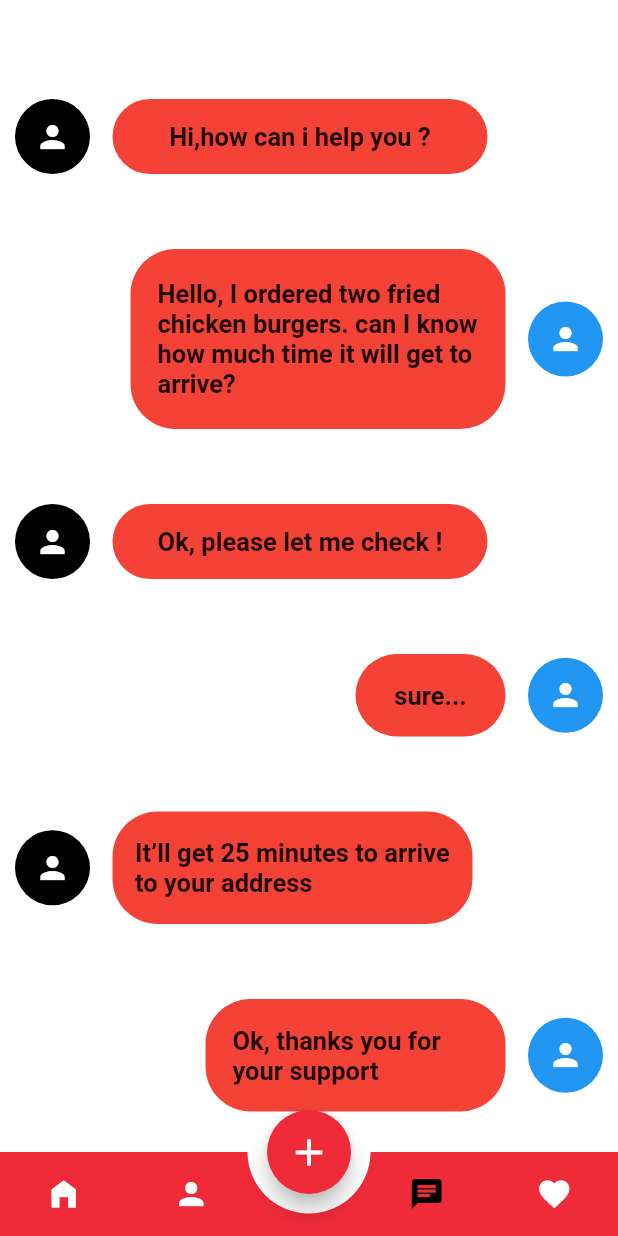
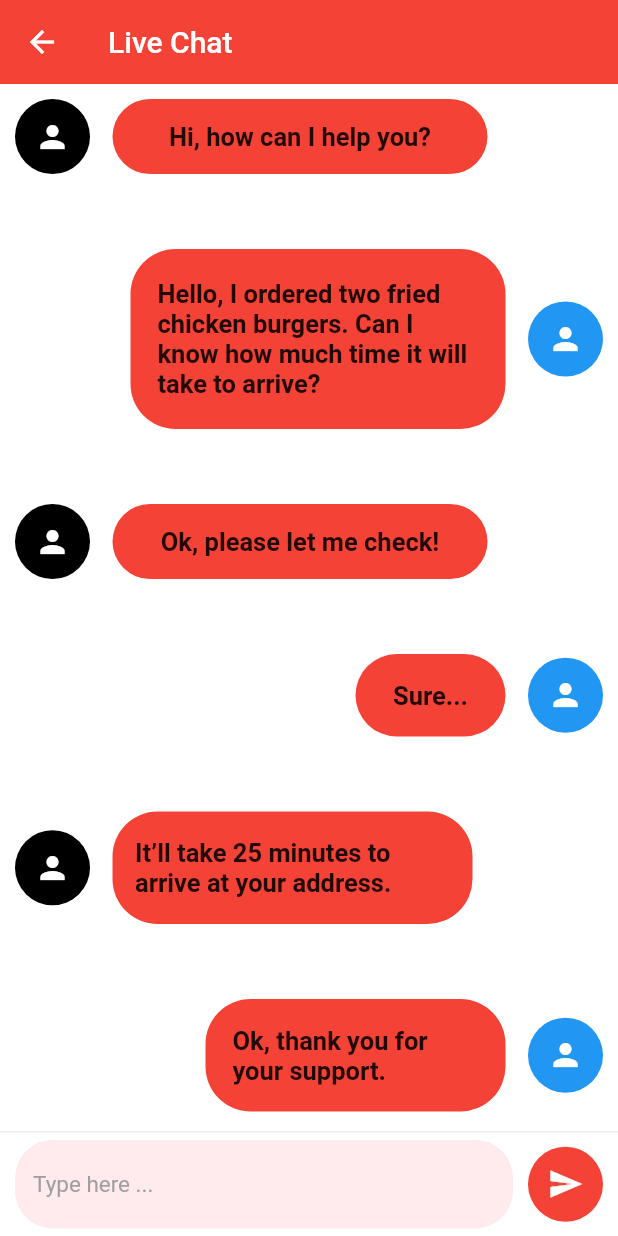
Before and after one commit to MohamedELBatal/Burger-App-UI, a Flutter app: the screen it shows after launch, item 3 of the bottom bar chosen, on a phone screen of 412 x 824 dp. Run offline on Flutter 3.47's test engine with Material 3 defaults, Android fonts, the phone set to English and light mode, and no system bars; drawn by our look-alikes of animated_bottom_navigation_bar; our stand-ins replace chips_choice, flutter_screenutil, google_fonts.

Commit message:
edit_on_live_chat

```diff
--- a/lib/home.dart
+++ b/lib/home.dart
@@ -66,14 +66,20 @@ class _HomeState extends State<Home> {
         inactiveColor: Colors.white,
         blurEffect: true,
         onTap: (value) {
-          index = value;
-          bottomNavIndex = index ;
           setState(() {
-            if(const LiveChatTab() == index){
-              Navigator.pushNamed(context, Chat.routeName);
+            bottomNavIndex = value;
+            if (bottomNavIndex == 2) {  // الرقم 2 هنا يشير إلى أيقونة الشات في القائمة
+              Navigator.push(
+                context,
+                MaterialPageRoute(builder: (context) => LiveChatTab()), // Chat هنا يشير إلى صفحة الشات
+              );
+            }
+            else {
+              index = value;
             }
           });
         },
+
         //other params
       ),
       body: tabs[index],
--- a/lib/pages/live_chat_tab.dart
+++ b/lib/pages/live_chat_tab.dart
@@ -1,6 +1,5 @@
 import 'package:flutter/cupertino.dart';
 import 'package:flutter/material.dart';
-import 'package:flutter/widgets.dart';
 
 class LiveChatTab extends StatelessWidget {
   static const String routeName = "live chat";
@@ -10,17 +9,18 @@ class LiveChatTab extends StatelessWidget {
   @override
   Widget build(BuildContext context) {
     return Scaffold(
-      resizeToAvoidBottomInset: false,
+      resizeToAvoidBottomInset: true,
       backgroundColor: Colors.white,
-      appBar: AppBar(backgroundColor: Colors.transparent,elevation: 0,),
-      body: SingleChildScrollView(
-        physics: const BouncingScrollPhysics(),
-        child: Padding(
+      appBar: AppBar(
+        title: Text("Live Chat"),
+        backgroundColor: Colors.red,
+        elevation: 0,
+      ),
+      body: Column(
+        children: [
+          Expanded(
+            child: ListView(
               padding: const EdgeInsets.all(10.0),
-          child: SizedBox(
-            height: MediaQuery.of(context).size.height,
-            width: MediaQuery.of(context).size.width,
-            child: Column(
               children: [
                 Row(
                   children: [
@@ -36,9 +36,7 @@ class LiveChatTab extends StatelessWidget {
                         color: Colors.white,
                       ),
                     ),
-                    const SizedBox(
-                      width: 15,
-                    ),
+                    const SizedBox(width: 15),
                     Container(
                       height: 50,
                       width: 250,
@@ -48,17 +46,15 @@ class LiveChatTab extends StatelessWidget {
                       ),
                       child: const Center(
                         child: Text(
-                          "Hi,how can i help you ?",
-                          style:
-                              TextStyle(fontWeight: FontWeight.bold, fontSize: 17),
+                          "Hi, how can I help you?",
+                          style: TextStyle(
+                              fontWeight: FontWeight.bold, fontSize: 17),
                         ),
                       ),
                     ),
                   ],
                 ),
-                const SizedBox(
-                  height: 50,
-                ),
+                const SizedBox(height: 50),
                 Row(
                   mainAxisAlignment: MainAxisAlignment.end,
                   children: [
@@ -73,17 +69,14 @@ class LiveChatTab extends StatelessWidget {
                         padding: EdgeInsets.all(18.0),
                         child: Center(
                           child: Text(
-                            "Hello, I ordered two fried chicken burgers."
-                            " can I know how much time it will get to arrive?",
+                            "Hello, I ordered two fried chicken burgers. Can I know how much time it will take to arrive?",
                             style: TextStyle(
                                 fontWeight: FontWeight.bold, fontSize: 17),
                           ),
                         ),
                       ),
                     ),
-                    const SizedBox(
-                      width: 15,
-                    ),
+                    const SizedBox(width: 15),
                     Container(
                       height: 50,
                       width: 50,
@@ -98,9 +91,7 @@ class LiveChatTab extends StatelessWidget {
                     ),
                   ],
                 ),
-                const SizedBox(
-                  height: 50,
-                ),
+                const SizedBox(height: 50),
                 Row(
                   children: [
                     Container(
@@ -115,9 +106,7 @@ class LiveChatTab extends StatelessWidget {
                         color: Colors.white,
                       ),
                     ),
-                    const SizedBox(
-                      width: 15,
-                    ),
+                    const SizedBox(width: 15),
                     Container(
                       height: 50,
                       width: 250,
@@ -127,17 +116,15 @@ class LiveChatTab extends StatelessWidget {
                       ),
                       child: const Center(
                         child: Text(
-                          "Ok, please let me check !",
-                          style:
-                              TextStyle(fontWeight: FontWeight.bold, fontSize: 17),
+                          "Ok, please let me check!",
+                          style: TextStyle(
+                              fontWeight: FontWeight.bold, fontSize: 17),
                         ),
                       ),
                     ),
                   ],
                 ),
-                const SizedBox(
-                  height: 50,
-                ),
+                const SizedBox(height: 50),
                 Row(
                   mainAxisAlignment: MainAxisAlignment.end,
                   children: [
@@ -152,16 +139,14 @@ class LiveChatTab extends StatelessWidget {
                         padding: EdgeInsets.all(18.0),
                         child: Center(
                           child: Text(
-                            "sure...",
+                            "Sure...",
                             style: TextStyle(
                                 fontWeight: FontWeight.bold, fontSize: 17),
                           ),
                         ),
                       ),
                     ),
-                    const SizedBox(
-                      width: 15,
-                    ),
+                    const SizedBox(width: 15),
                     Container(
                       height: 50,
                       width: 50,
@@ -176,9 +161,7 @@ class LiveChatTab extends StatelessWidget {
                     ),
                   ],
                 ),
-                const SizedBox(
-                  height: 50,
-                ),
+                const SizedBox(height: 50),
                 Row(
                   children: [
                     Container(
@@ -193,9 +176,7 @@ class LiveChatTab extends StatelessWidget {
                         color: Colors.white,
                       ),
                     ),
-                    const SizedBox(
-                      width: 15,
-                    ),
+                    const SizedBox(width: 15),
                     Container(
                       height: 75,
                       width: 240,
@@ -207,7 +188,7 @@ class LiveChatTab extends StatelessWidget {
                         padding: EdgeInsets.all(15.0),
                         child: Center(
                           child: Text(
-                            "It’ll get 25 minutes to arrive to your address",
+                            "It’ll take 25 minutes to arrive at your address.",
                             style: TextStyle(
                                 fontWeight: FontWeight.bold, fontSize: 17),
                           ),
@@ -216,9 +197,7 @@ class LiveChatTab extends StatelessWidget {
                     ),
                   ],
                 ),
-                const SizedBox(
-                  height: 50,
-                ),
+                const SizedBox(height: 50),
                 Row(
                   mainAxisAlignment: MainAxisAlignment.end,
                   children: [
@@ -233,16 +212,14 @@ class LiveChatTab extends StatelessWidget {
                         padding: EdgeInsets.all(18.0),
                         child: Center(
                           child: Text(
-                            "Ok, thanks you for your support",
+                            "Ok, thank you for your support.",
                             style: TextStyle(
                                 fontWeight: FontWeight.bold, fontSize: 17),
                           ),
                         ),
                       ),
                     ),
-                    const SizedBox(
-                      width: 15,
-                    ),
+                    const SizedBox(width: 15),
                     Container(
                       height: 50,
                       width: 50,
@@ -257,40 +234,44 @@ class LiveChatTab extends StatelessWidget {
                     ),
                   ],
                 ),
-                const SizedBox(
-                  height: 50,
+              ],
             ),
-                Expanded(
+          ),
+          Container(
+            padding: const EdgeInsets.symmetric(horizontal: 10, vertical: 5),
+            decoration: BoxDecoration(
+              color: Colors.white,
+              border: Border(top: BorderSide(color: Colors.grey.shade200)),
+            ),
             child: Row(
               children: [
                 Expanded(
                   child: TextFormField(
                     decoration: InputDecoration(
-                            fillColor: Colors.red,
+                      fillColor: Colors.red.shade50,
+                      filled: true,
                       hintText: "Type here ...",
-                            hintStyle:
-                            const TextStyle(fontSize: 15, color: Colors.grey),
+                      hintStyle: const TextStyle(fontSize: 15, color: Colors.grey),
                       border: OutlineInputBorder(
                         borderRadius: BorderRadius.circular(25),
+                        borderSide: BorderSide.none,
                       ),
                     ),
                   ),
                 ),
-                      Padding(
-                        padding: const EdgeInsets.all(8.0),
-                        child: InkWell(
+                const SizedBox(width: 10),
+                InkWell(
                   onTap: () {},
                   child: Container(
                     width: 50,
                     height: 50,
                     decoration: BoxDecoration(
                       color: Colors.red,
-                              borderRadius: BorderRadius.circular(15),
+                      borderRadius: BorderRadius.circular(25),
                     ),
                     child: const Icon(
                       Icons.send,
                       color: Colors.white,
-                            ),
                     ),
                   ),
                 ),
@@ -299,9 +280,6 @@ class LiveChatTab extends StatelessWidget {
           ),
         ],
       ),
-          ),
-        ),
-      ),
     );
   }
 }
```
Lines whose indentation alone changed are shown as unchanged.
